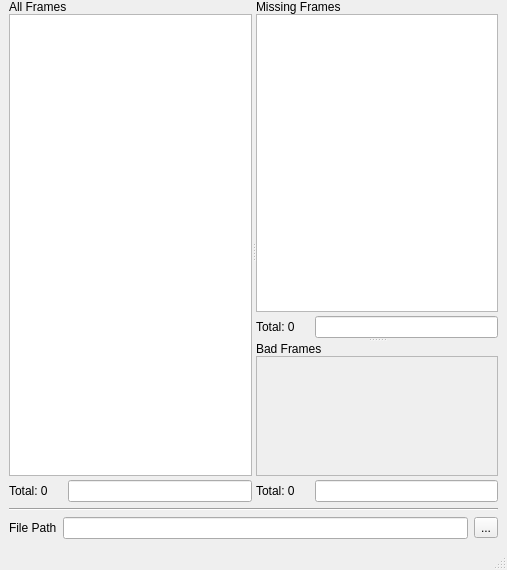
Old version of the form ui/mainWindow.ui in the repository iceanimations/FrameChecker.
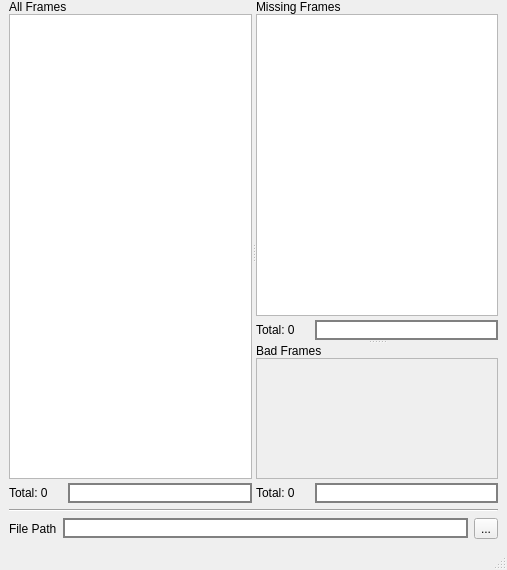
New version of the form.

Commit message: PyQt imported from native python and background and broder color set to gray

```diff
--- a/ui/mainWindow.ui
+++ b/ui/mainWindow.ui
@@ -73,6 +73,9 @@
           </item>
           <item>
            <widget class="QLineEdit" name="allBox">
+            <property name="styleSheet">
+             <string>border: 2px solid gray</string>
+            </property>
             <property name="readOnly">
              <bool>true</bool>
             </property>
@@ -136,6 +139,9 @@
            </item>
            <item>
             <widget class="QLineEdit" name="missingBox">
+             <property name="styleSheet">
+              <string>border: 2px solid gray</string>
+             </property>
              <property name="readOnly">
               <bool>true</bool>
              </property>
@@ -212,6 +218,9 @@
            </item>
            <item>
             <widget class="QLineEdit" name="badBox">
+             <property name="styleSheet">
+              <string>border: 2px solid gray</string>
+             </property>
              <property name="readOnly">
               <bool>true</bool>
              </property>
@@ -241,7 +250,11 @@
        </widget>
       </item>
       <item>
-       <widget class="QLineEdit" name="filePathBox"/>
+       <widget class="QLineEdit" name="filePathBox">
+        <property name="styleSheet">
+         <string>border: 2px solid gray</string>
+        </property>
+       </widget>
       </item>
       <item>
        <widget class="QToolButton" name="browseButton">
```
The commit also changes 2 other files.
